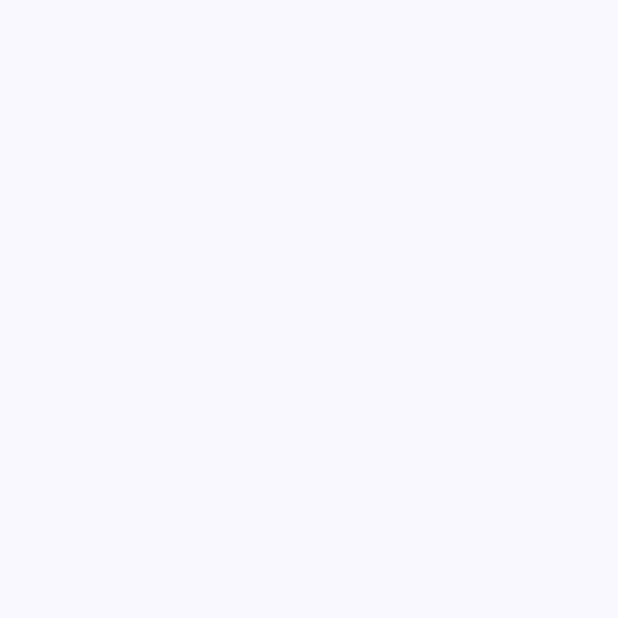
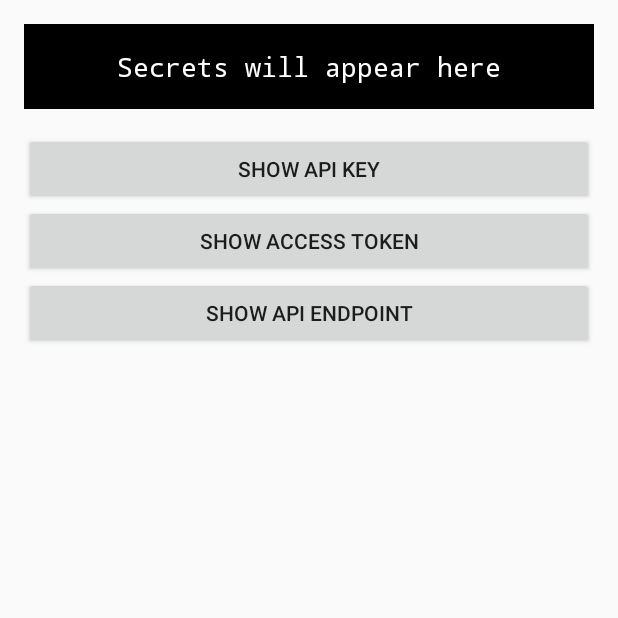
Before and after one commit to PatilShreyas/bytemask, an Android app: the screen it shows after launch (MainActivity), on a phone screen of 412 x 824 dp, the top half of it. Before the commit the part shown is empty. Run offline under Robolectric (Android 15) with nearby library versions, the phone set to English and light mode, and no system bars.

Commit message:
Setup sample app

```diff
--- a/app/build.gradle.kts
+++ b/app/build.gradle.kts
@@ -1,6 +1,7 @@
 plugins {
     id("com.android.application")
     id("org.jetbrains.kotlin.android")
+    id("dev.shreyaspatil.bytemask.plugin")
 }
 
 android {
@@ -33,8 +34,11 @@ android {
         targetCompatibility = JavaVersion.VERSION_1_8
     }
     kotlinOptions { jvmTarget = "1.8" }
-    buildFeatures { compose = true }
-    composeOptions { kotlinCompilerExtensionVersion = "1.5.12" }
+    buildFeatures {
+        viewBinding {
+            enable = true
+        }
+    }
     packaging { resources { excludes += "/META-INF/{AL2.0,LGPL2.1}" } }
     signingConfigs { create("release") { initWith(getByName("debug")) } }
 }
@@ -42,17 +46,25 @@ android {
 dependencies {
     implementation("androidx.core:core-ktx:1.12.0")
     implementation("androidx.lifecycle:lifecycle-runtime-ktx:2.7.0")
-    implementation("androidx.activity:activity-compose:1.8.2")
-    implementation(platform("androidx.compose:compose-bom:2023.08.00"))
-    implementation("androidx.compose.ui:ui")
-    implementation("androidx.compose.ui:ui-graphics")
-    implementation("androidx.compose.ui:ui-tooling-preview")
-    implementation("androidx.compose.material3:material3")
+    implementation("androidx.activity:activity-ktx:1.8.2")
     testImplementation("junit:junit:4.13.2")
     androidTestImplementation("androidx.test.ext:junit:1.1.5")
     androidTestImplementation("androidx.test.espresso:espresso-core:3.5.1")
-    androidTestImplementation(platform("androidx.compose:compose-bom:2023.08.00"))
-    androidTestImplementation("androidx.compose.ui:ui-test-junit4")
-    debugImplementation("androidx.compose.ui:ui-tooling")
-    debugImplementation("androidx.compose.ui:ui-test-manifest")
 }
+
+bytemaskConfig {
+    // UNCOMMENT THIS: To set the generated class name as "MyAppConfig"
+//    className.set("MyAppConfig")
+
+    // UNCOMMENT THIS: To pick secrets from the `secrets.properties`
+//    defaultPropertiesFileName.set("secrets.properties")
+
+    // For debug variant, enable encryption with a debug SHA-256 key.
+    configure("debug") {
+        enableEncryption.set(true)
+    }
+
+    configure("release") {
+        enableEncryption.set(true)
+    }
+}
--- a/app/src/main/java/dev/shreyaspatil/bytemask/example/MainActivity.kt
+++ b/app/src/main/java/dev/shreyaspatil/bytemask/example/MainActivity.kt
@@ -17,41 +17,22 @@ package dev.shreyaspatil.bytemask.example
 
 import android.os.Bundle
 import androidx.activity.ComponentActivity
-import androidx.activity.compose.setContent
-import androidx.compose.foundation.layout.fillMaxSize
-import androidx.compose.material3.MaterialTheme
-import androidx.compose.material3.Surface
-import androidx.compose.material3.Text
-import androidx.compose.runtime.Composable
-import androidx.compose.ui.Modifier
-import androidx.compose.ui.tooling.preview.Preview
-import dev.shreyaspatil.bytemask.example.ui.theme.ByteMaskTheme
+import dev.shreyaspatil.bytemask.example.databinding.ActivityMainBinding
 
 class MainActivity : ComponentActivity() {
     override fun onCreate(savedInstanceState: Bundle?) {
         super.onCreate(savedInstanceState)
+        val binding = ActivityMainBinding.inflate(layoutInflater)
+        setContentView(binding.root)
 
-        setContent {
-            ByteMaskTheme {
-                // A surface container using the 'background' color from the theme
-                Surface(
-                    modifier = Modifier.fillMaxSize(),
-                    color = MaterialTheme.colorScheme.background
-                ) {
-                    //  Greeting(BytemaskConfig.API_KEY)
-                }
-            }
+        with(binding) {
+            buttonApiKey.setOnClickListener { setSecret(BytemaskConfig.API_KEY) }
+            buttonAccessToken.setOnClickListener { setSecret(BytemaskConfig.ACCESS_TOKEN) }
+            buttonApiEndpoint.setOnClickListener { setSecret(BytemaskConfig.API_ENDPOINT) }
         }
     }
+
+    private fun ActivityMainBinding.setSecret(secret: String) {
+        textView.text = secret
+    }
 }
-
-@Composable
-fun Greeting(name: String, modifier: Modifier = Modifier) {
-    Text(text = "Hello $name!", modifier = modifier)
-}
-
-@Preview(showBackground = true)
-@Composable
-fun GreetingPreview() {
-    ByteMaskTheme { Greeting("Android") }
-}
--- a/app/src/main/java/dev/shreyaspatil/bytemask/example/ui/theme/Color.kt
+++ /dev/null
@@ -1,26 +0,0 @@
-/**
- * Copyright 2024 Shreyas Patil
- *
- * Licensed under the Apache License, Version 2.0 (the "License");
- * you may not use this file except in compliance with the License.
- * You may obtain a copy of the License at
- *
- * http://www.apache.org/licenses/LICENSE-2.0
- *
- * Unless required by applicable law or agreed to in writing, software
- * distributed under the License is distributed on an "AS IS" BASIS,
- * WITHOUT WARRANTIES OR CONDITIONS OF ANY KIND, either express or implied.
- * See the License for the specific language governing permissions and
- * limitations under the License.
- */
-package dev.shreyaspatil.bytemask.example.ui.theme
-
-import androidx.compose.ui.graphics.Color
-
-val Purple80 = Color(0xFFD0BCFF)
-val PurpleGrey80 = Color(0xFFCCC2DC)
-val Pink80 = Color(0xFFEFB8C8)
-
-val Purple40 = Color(0xFF6650a4)
-val PurpleGrey40 = Color(0xFF625b71)
-val Pink40 = Color(0xFF7D5260)
--- a/app/src/main/java/dev/shreyaspatil/bytemask/example/ui/theme/Theme.kt
+++ /dev/null
@@ -1,79 +0,0 @@
-/**
- * Copyright 2024 Shreyas Patil
- *
- * Licensed under the Apache License, Version 2.0 (the "License");
- * you may not use this file except in compliance with the License.
- * You may obtain a copy of the License at
- *
- * http://www.apache.org/licenses/LICENSE-2.0
- *
- * Unless required by applicable law or agreed to in writing, software
- * distributed under the License is distributed on an "AS IS" BASIS,
- * WITHOUT WARRANTIES OR CONDITIONS OF ANY KIND, either express or implied.
- * See the License for the specific language governing permissions and
- * limitations under the License.
- */
-package dev.shreyaspatil.bytemask.example.ui.theme
-
-import android.app.Activity
-import android.os.Build
-import androidx.compose.foundation.isSystemInDarkTheme
-import androidx.compose.material3.MaterialTheme
-import androidx.compose.material3.darkColorScheme
-import androidx.compose.material3.dynamicDarkColorScheme
-import androidx.compose.material3.dynamicLightColorScheme
-import androidx.compose.material3.lightColorScheme
-import androidx.compose.runtime.Composable
-import androidx.compose.runtime.SideEffect
-import androidx.compose.ui.graphics.toArgb
-import androidx.compose.ui.platform.LocalContext
-import androidx.compose.ui.platform.LocalView
-import androidx.core.view.WindowCompat
-
-private val DarkColorScheme =
-    darkColorScheme(primary = Purple80, secondary = PurpleGrey80, tertiary = Pink80)
-
-private val LightColorScheme =
-    lightColorScheme(
-        primary = Purple40,
-        secondary = PurpleGrey40,
-        tertiary = Pink40
-
-        /* Other default colors to override
-        background = Color(0xFFFFFBFE),
-        surface = Color(0xFFFFFBFE),
-        onPrimary = Color.White,
-        onSecondary = Color.White,
-        onTertiary = Color.White,
-        onBackground = Color(0xFF1C1B1F),
-        onSurface = Color(0xFF1C1B1F),
-        */
-    )
-
-@Composable
-fun ByteMaskTheme(
-    darkTheme: Boolean = isSystemInDarkTheme(),
-    // Dynamic color is available on Android 12+
-    dynamicColor: Boolean = true,
-    content: @Composable () -> Unit
-) {
-    val colorScheme =
-        when {
-            dynamicColor && Build.VERSION.SDK_INT >= Build.VERSION_CODES.S -> {
-                val context = LocalContext.current
-                if (darkTheme) dynamicDarkColorScheme(context) else dynamicLightColorScheme(context)
-            }
-            darkTheme -> DarkColorScheme
-            else -> LightColorScheme
-        }
-    val view = LocalView.current
-    if (!view.isInEditMode) {
-        SideEffect {
-            val window = (view.context as Activity).window
-            window.statusBarColor = colorScheme.primary.toArgb()
-            WindowCompat.getInsetsController(window, view).isAppearanceLightStatusBars = darkTheme
-        }
-    }
-
-    MaterialTheme(colorScheme = colorScheme, typography = Typography, content = content)
-}
--- a/app/src/main/java/dev/shreyaspatil/bytemask/example/ui/theme/Type.kt
+++ /dev/null
@@ -1,51 +0,0 @@
-/**
- * Copyright 2024 Shreyas Patil
- *
- * Licensed under the Apache License, Version 2.0 (the "License");
- * you may not use this file except in compliance with the License.
- * You may obtain a copy of the License at
- *
- * http://www.apache.org/licenses/LICENSE-2.0
- *
- * Unless required by applicable law or agreed to in writing, software
- * distributed under the License is distributed on an "AS IS" BASIS,
- * WITHOUT WARRANTIES OR CONDITIONS OF ANY KIND, either express or implied.
- * See the License for the specific language governing permissions and
- * limitations under the License.
- */
-package dev.shreyaspatil.bytemask.example.ui.theme
-
-import androidx.compose.material3.Typography
-import androidx.compose.ui.text.TextStyle
-import androidx.compose.ui.text.font.FontFamily
-import androidx.compose.ui.text.font.FontWeight
-import androidx.compose.ui.unit.sp
-
-// Set of Material typography styles to start with
-val Typography =
-    Typography(
-        bodyLarge =
-            TextStyle(
-                fontFamily = FontFamily.Default,
-                fontWeight = FontWeight.Normal,
-                fontSize = 16.sp,
-                lineHeight = 24.sp,
-                letterSpacing = 0.5.sp
-            )
-        /* Other default text styles to override
-        titleLarge = TextStyle(
-            fontFamily = FontFamily.Default,
-            fontWeight = FontWeight.Normal,
-            fontSize = 22.sp,
-            lineHeight = 28.sp,
-            letterSpacing = 0.sp
-        ),
-        labelSmall = TextStyle(
-            fontFamily = FontFamily.Default,
-            fontWeight = FontWeight.Medium,
-            fontSize = 11.sp,
-            lineHeight = 16.sp,
-            letterSpacing = 0.5.sp
-        )
-        */
-    )
--- /dev/null
+++ b/app/src/main/res/layout/activity_main.xml
@@ -0,0 +1,38 @@
+<?xml version="1.0" encoding="utf-8"?>
+<LinearLayout xmlns:android="http://schemas.android.com/apk/res/android"
+    android:layout_width="match_parent"
+    android:layout_height="match_parent"
+    android:orientation="vertical"
+    android:padding="16dp">
+
+    <TextView
+        android:id="@+id/textView"
+        android:layout_width="match_parent"
+        android:layout_height="wrap_content"
+        android:background="@color/black"
+        android:fontFamily="monospace"
+        android:gravity="center"
+        android:padding="16dp"
+        android:text="Secrets will appear here"
+        android:textColor="@color/white"
+        android:textSize="18sp" />
+
+    <Button
+        android:id="@+id/buttonApiKey"
+        android:layout_width="match_parent"
+        android:layout_height="wrap_content"
+        android:layout_marginTop="16dp"
+        android:text="Show API Key" />
+
+    <Button
+        android:id="@+id/buttonAccessToken"
+        android:layout_width="match_parent"
+        android:layout_height="wrap_content"
+        android:text="Show Access Token" />
+
+    <Button
+        android:id="@+id/buttonApiEndpoint"
+        android:layout_width="match_parent"
+        android:layout_height="wrap_content"
+        android:text="Show API Endpoint" />
+</LinearLayout>
```
Also changed, not shown: 1 other file.
